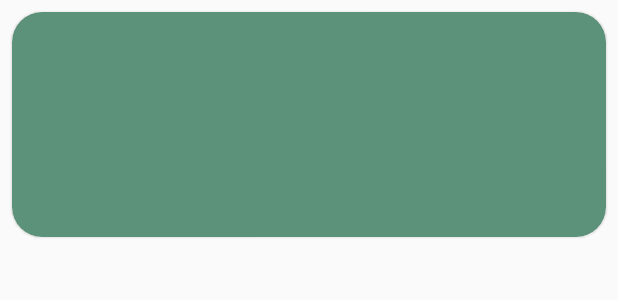
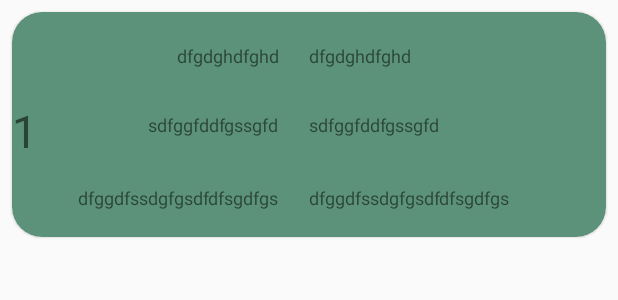
Before and after one commit to nurdancaliskan/hTracker, an Android app: the layout layout_diet_list_item.xml on its own in the app's theme, with its tools: preview values and no code run, on a phone screen of 412 x 824 dp. Shown: the top 300 px of the screen. Run offline under Robolectric (Android 15) with nearby library versions, the phone set to English and light mode, and no system bars; Roboto replaces fonts that are not available here.

Commit message:
Eighth Commit.
Signed-off-by: Beratcan Güreş <beratcan.gures@getir.com>

```diff
--- a/app/src/main/java/com/nurdancaliskan/htracker/LandingActivity.java
+++ b/app/src/main/java/com/nurdancaliskan/htracker/LandingActivity.java
@@ -14,7 +14,7 @@ public class LandingActivity extends AppCompatActivity {
     }
 
     public void onRecipeClick(View View){
-        startActivity(new Intent(this,RecipesActivity.class));
+        startActivity(new Intent(this,DietActivity.class));
         overridePendingTransition(R.anim.slide_in_right,R.anim.stay);
     }
 
--- a/app/src/main/res/layout/activity_diet.xml
+++ b/app/src/main/res/layout/activity_diet.xml
@@ -8,6 +8,7 @@
     android:background="@color/white">
 
     <androidx.recyclerview.widget.RecyclerView
+        android:id="@+id/recyclerView_diet"
         android:layout_width="match_parent"
         android:layout_height="match_parent"/>
 
--- a/app/src/main/res/layout/layout_diet_list_item.xml
+++ b/app/src/main/res/layout/layout_diet_list_item.xml
@@ -2,6 +2,7 @@
 <com.google.android.material.card.MaterialCardView
     xmlns:android="http://schemas.android.com/apk/res/android"
     xmlns:app="http://schemas.android.com/apk/res-auto"
+    xmlns:tools="http://schemas.android.com/tools"
     android:layout_width="match_parent"
     android:layout_height="150dp"
     android:layout_margin="8dp"
@@ -17,8 +18,109 @@
         android:layout_height="match_parent">
 
         <com.google.android.material.textview.MaterialTextView
+            android:id="@+id/dinnerTime"
             android:layout_width="wrap_content"
-            android:layout_height="wrap_content"/>
+            android:layout_height="wrap_content"
+            android:layout_marginTop="16dp"
+            android:layout_marginEnd="20dp"
+            android:text="dfggdfssdgfgsdfdfsgdfgs"
+            android:textAlignment="center"
+            android:textSize="12sp"
+            app:layout_constraintEnd_toStartOf="@+id/guideline3"
+            app:layout_constraintTop_toBottomOf="@+id/guideline2" />
+
+        <com.google.android.material.textview.MaterialTextView
+            android:id="@+id/dinnerText"
+            android:layout_width="wrap_content"
+            android:layout_height="wrap_content"
+            android:layout_marginTop="16dp"
+            android:text="dfggdfssdgfgsdfdfsgdfgs"
+            android:textAlignment="center"
+            android:textSize="12sp"
+            app:layout_constraintStart_toStartOf="@+id/guideline3"
+            app:layout_constraintTop_toBottomOf="@+id/guideline2" />
+
+        <com.google.android.material.textview.MaterialTextView
+            android:id="@+id/launchTime"
+            android:layout_width="0dp"
+            android:layout_height="wrap_content"
+            android:layout_marginBottom="16dp"
+            android:ellipsize="end"
+            android:maxLines="2"
+            android:text="sdfggfddfgssgfd"
+            android:layout_marginEnd="20dp"
+
+            android:textSize="12sp"
+            app:layout_constraintEnd_toStartOf="@+id/guideline3"
+            app:layout_constraintBottom_toTopOf="@id/guideline2"/>
+
+        <com.google.android.material.textview.MaterialTextView
+            android:id="@+id/launchText"
+            android:layout_width="0dp"
+            android:layout_height="wrap_content"
+            android:layout_marginBottom="16dp"
+            android:ellipsize="end"
+            android:maxLines="2"
+            android:text="sdfggfddfgssgfd"
+            android:textSize="12sp"
+            app:layout_constraintBottom_toTopOf="@id/guideline2"
+            app:layout_constraintStart_toStartOf="@+id/guideline3" />
+
+        <com.google.android.material.textview.MaterialTextView
+            android:id="@+id/breakfastTime"
+            android:layout_width="wrap_content"
+            android:layout_height="wrap_content"
+            android:layout_marginBottom="12dp"
+            android:layout_marginEnd="20dp"
+            android:ellipsize="end"
+            android:text="dfgdghdfghd"
+            android:textSize="12sp"
+            app:layout_constraintEnd_toStartOf="@+id/guideline3"
+            app:layout_constraintBottom_toTopOf="@id/guideline1" />
+
+        <com.google.android.material.textview.MaterialTextView
+            android:id="@+id/dayText"
+            android:layout_width="wrap_content"
+            android:layout_height="wrap_content"
+            android:layout_marginEnd="20dp"
+            android:ellipsize="end"
+            android:text="1"
+            android:textSize="30sp"
+            app:layout_constraintStart_toStartOf="parent"
+            app:layout_constraintBottom_toTopOf="@id/guideline2" />
+
+        <com.google.android.material.textview.MaterialTextView
+            android:id="@+id/breakfastText"
+            android:layout_width="wrap_content"
+            android:layout_height="wrap_content"
+            android:layout_marginBottom="12dp"
+            android:layout_marginEnd="20dp"
+            android:ellipsize="end"
+            android:text="dfgdghdfghd"
+            android:textSize="12sp"
+            app:layout_constraintBottom_toTopOf="@id/guideline1"
+            app:layout_constraintStart_toStartOf="@+id/guideline3" />
+
+        <androidx.constraintlayout.widget.Guideline
+            android:id="@+id/guideline1"
+            android:layout_width="wrap_content"
+            android:layout_height="wrap_content"
+            android:orientation="horizontal"
+            app:layout_constraintGuide_percent=".33" />
+
+        <androidx.constraintlayout.widget.Guideline
+            android:id="@+id/guideline3"
+            android:layout_width="wrap_content"
+            android:layout_height="wrap_content"
+            android:orientation="vertical"
+            app:layout_constraintGuide_percent=".50" />
+
+        <androidx.constraintlayout.widget.Guideline
+            android:id="@+id/guideline2"
+            android:layout_width="wrap_content"
+            android:layout_height="wrap_content"
+            android:orientation="horizontal"
+            app:layout_constraintGuide_percent=".66" />
 
     </androidx.constraintlayout.widget.ConstraintLayout>
 
```
Also changed, not shown: app/src/main/java/com/nurdancaliskan/htracker/DietActivity.java (+35 -8 lines), app/src/main/java/com/nurdancaliskan/htracker/DietData.java (added, +95 -0 lines), app/src/main/java/com/nurdancaliskan/htracker/DietRecyclerViewAdapter.java (added, +80 -0 lines), app/src/main/java/com/nurdancaliskan/htracker/RecyclerItemClickListener.java (added, +53 -0 lines).
